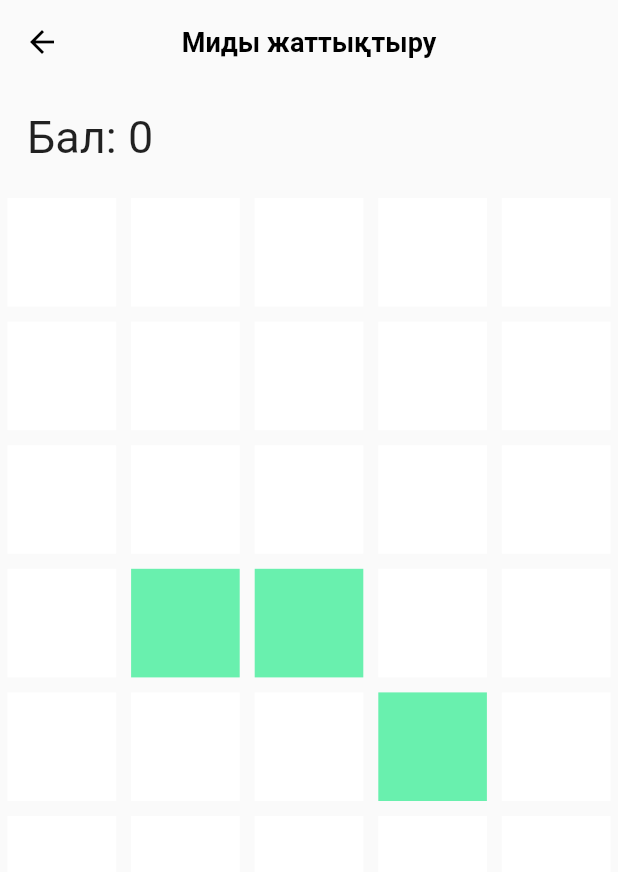
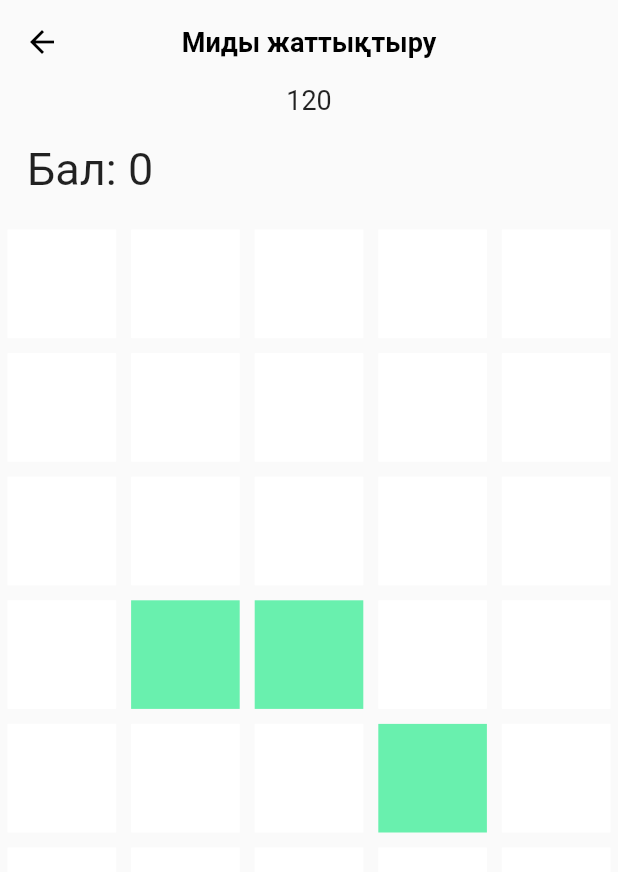
Before and after one commit to yertayquanysov/brain_trainer_game, a Flutter app: the screen it shows after launch, after a tap on an icon or button, on a phone screen of 412 x 824 dp. Shown: the top 872 px of the screen. Run offline on Flutter 3.47's test engine with Material 2 defaults, Android fonts, the phone set to English and light mode, and no system bars; drawn by our look-alikes of animated_flip_counter; our stand-ins replace equatable, flutter_bloc, get, google_fonts, logger; missing offline and left inert: superellipse_shape; Roboto replaces fonts that are missing (Ubuntu).

Commit message:
Added display time

```diff
--- a/lib/bloc/game_cubit.dart
+++ b/lib/bloc/game_cubit.dart
@@ -6,6 +6,7 @@ import 'package:gamx/extensions.dart';
 import 'package:gamx/models/object_model.dart';
 import 'package:gamx/repositories/game_repository.dart';
 
+import '../config.dart';
 import 'game_state.dart';
 
 class GameCubit extends Bloc<GameEvent, GameState> {
@@ -13,7 +14,9 @@ class GameCubit extends Bloc<GameEvent, GameState> {
 
   List<ObjectModel> _items = [];
   List<ObjectModel> _activeCells = [];
+
   int _score = 0;
+  int _displayTime = Config.gameTime;
 
   bool _clickDisabled = true;
 
@@ -37,7 +40,7 @@ class GameCubit extends Bloc<GameEvent, GameState> {
     });
 
     on<UpdateCells>((event, emit) {
-      emit(GameLoaded(event.cells, _score));
+      emit(GameLoaded(event.cells, _score, _displayTime.toString()));
     });
 
     on<ClearCells>(clearShowedCells);
@@ -50,6 +53,21 @@ class GameCubit extends Bloc<GameEvent, GameState> {
 
     Timer(Duration(seconds: 1), () {
       add(GenerateNewCells());
+
+      logger.i("Ganereted new cells");
+
+      Timer.periodic(Duration(seconds: 1), (timer) {
+        final currentSecond = timer.tick;
+        _displayTime = Config.gameTime - currentSecond;
+
+        logger.i("Start display timer");
+
+        if (currentSecond > Config.gameTime) {
+          add(GameEnd());
+        } else {
+          add(UpdateCells(_items));
+        }
+      });
     });
   }
 
--- a/lib/bloc/game_event.dart
+++ b/lib/bloc/game_event.dart
@@ -23,9 +23,7 @@ class ClearCells extends GameEvent {
   List<Object?> get props => [];
 }
 
-
 class UpdateCells extends GameEvent {
-
   final List<ObjectModel> cells;
 
   UpdateCells(this.cells);
@@ -42,3 +40,12 @@ class ItemTapped extends GameEvent {
   @override
   List<Object?> get props => [cell];
 }
+
+class UpdateTimeEvent extends GameEvent {
+  UpdateTimeEvent(this.time);
+
+  final int time;
+
+  @override
+  List<Object?> get props => [];
+}
--- a/lib/bloc/game_state.dart
+++ b/lib/bloc/game_state.dart
@@ -5,8 +5,9 @@ abstract class GameState {}
 class GameLoaded extends GameState {
   final List<ObjectModel> items;
   final int score;
+  final String displayTime;
 
-  GameLoaded(this.items, this.score);
+  GameLoaded(this.items, this.score, this.displayTime);
 }
 
 class GameTimeOut extends GameState {}
--- a/lib/config.dart
+++ b/lib/config.dart
@@ -3,3 +3,8 @@ const String admobBannedId = "";
 const String admobInterstitialId = "";
 
 const int defaultGridCount = 30;
+
+
+class Config{
+  static const int gameTime = 120;
+}
--- a/lib/extensions.dart
+++ b/lib/extensions.dart
@@ -1,6 +1,6 @@
 import 'package:logger/logger.dart';
 
-var logger = Logger();
+final logger = Logger();
 
 List<int> generateItemPositions({
   required int positionCount,
--- a/lib/screens/game_screen.dart
+++ b/lib/screens/game_screen.dart
@@ -52,7 +52,6 @@ class _GameScreenState extends State<GameScreen> {
             }
           },
           builder: (BuildContext context, state) {
-
             if (state is GameInfo) {
               return GameInfoWidget();
             }
@@ -61,6 +60,14 @@ class _GameScreenState extends State<GameScreen> {
               return Column(
                 crossAxisAlignment: CrossAxisAlignment.start,
                 children: [
+                  Center(
+                    child: Text(
+                      state.displayTime,
+                      style: TextStyle(
+                        fontSize: 18,
+                      ),
+                    ),
+                  ),
                   Point(score: state.score),
                   Expanded(
                     child: GridView.count(
@@ -93,7 +100,6 @@ class _GameScreenState extends State<GameScreen> {
   }
 
   Color changeColor(ObjectModel grid) {
-
     if (grid.isColored) {
       return Colors.greenAccent;
     }
```
Also changed, not shown: pubspec.lock.
